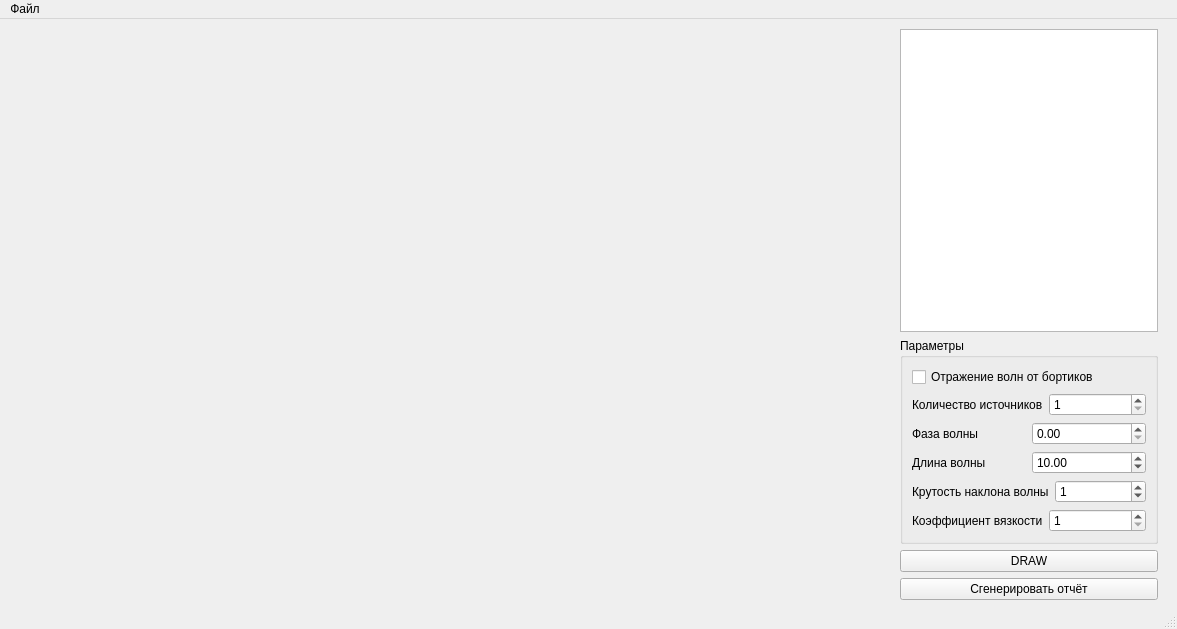
This is source/mainwindow.ui in Student-Experimental-Physics-Laboratory/self-water-talbot as Qt 5 draws it before an edit. The edited form follows.
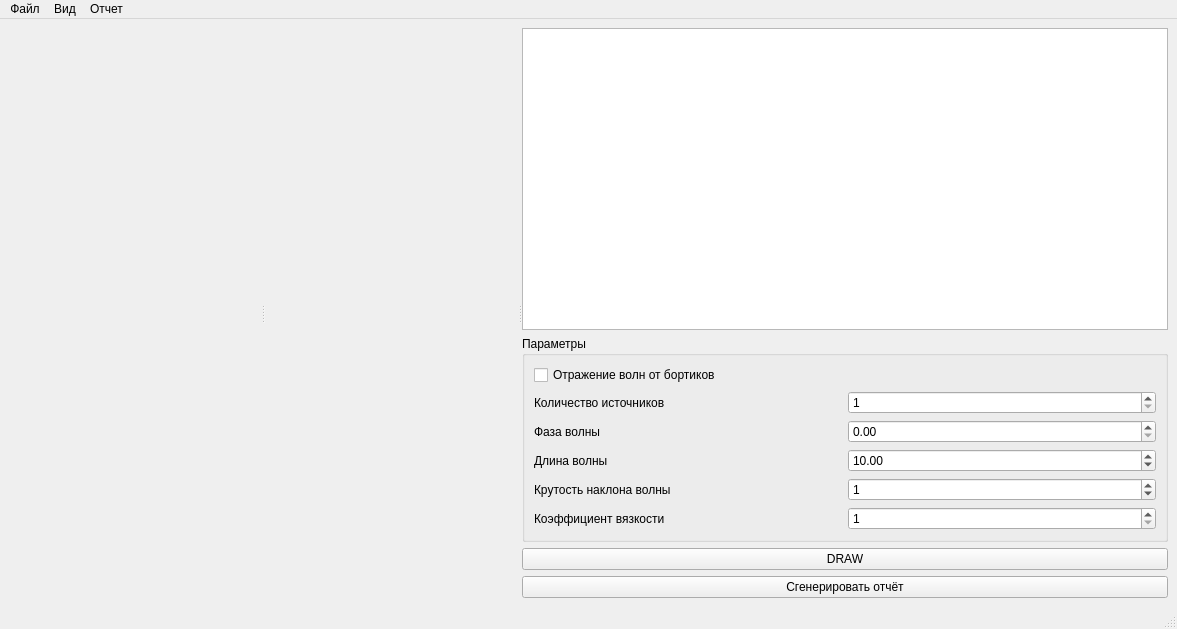
This is the edited form.

Commit message: New design init

What changed in the file:
```diff
--- a/source/mainwindow.ui
+++ b/source/mainwindow.ui
@@ -14,16 +14,19 @@
    <string>MainWindow</string>
   </property>
   <widget class="QWidget" name="centralwidget">
+   <layout class="QGridLayout" name="gridLayout">
+    <item row="0" column="0">
+     <widget class="QSplitter" name="splitter">
+      <property name="orientation">
+       <enum>Qt::Horizontal</enum>
+      </property>
+      <widget class="QWidget" name="talbotImage" native="true"/>
+      <widget class="QWidget" name="talbotChart" native="true"/>
    <widget class="QWidget" name="layoutWidget">
-    <property name="geometry">
-     <rect>
-      <x>900</x>
-      <y>10</y>
-      <width>258</width>
-      <height>571</height>
-     </rect>
-    </property>
-    <layout class="QVBoxLayout" name="verticalLayout_3">
+       <layout class="QVBoxLayout" name="verticalLayout_3" stretch="0,0">
+        <property name="sizeConstraint">
+         <enum>QLayout::SetDefaultConstraint</enum>
+        </property>
      <item>
       <widget class="QListWidget" name="experiments"/>
      </item>
@@ -162,6 +165,9 @@
     </layout>
    </widget>
   </widget>
+    </item>
+   </layout>
+  </widget>
   <widget class="QMenuBar" name="menubar">
    <property name="geometry">
     <rect>
@@ -177,7 +183,20 @@
     </property>
     <addaction name="actionSave_As"/>
    </widget>
+   <widget class="QMenu" name="menu">
+    <property name="title">
+     <string>Вид</string>
+    </property>
+   </widget>
+   <widget class="QMenu" name="menu_2">
+    <property name="title">
+     <string>Отчет</string>
+    </property>
+    <addaction name="action"/>
+   </widget>
    <addaction name="menuFile"/>
+   <addaction name="menu"/>
+   <addaction name="menu_2"/>
   </widget>
   <widget class="QStatusBar" name="statusbar"/>
   <action name="actionSave_As">
```
Left out of the diff: 5 changed lines with no effect on the pictures. Lines whose indentation alone changed are shown as unchanged.
